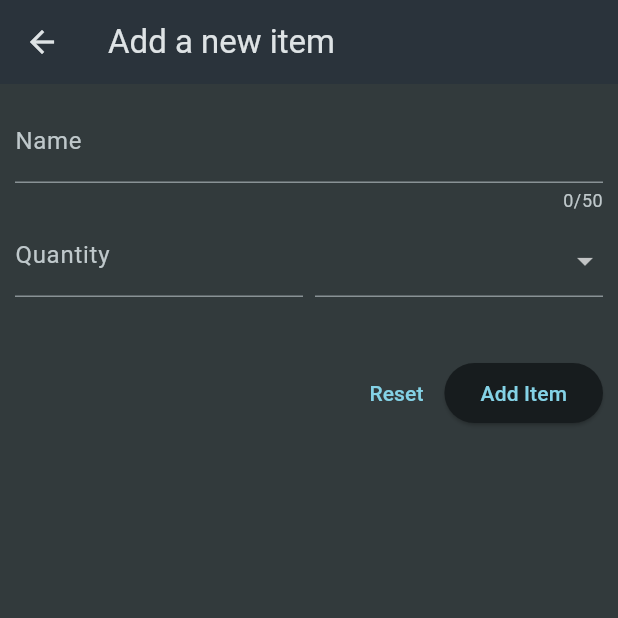
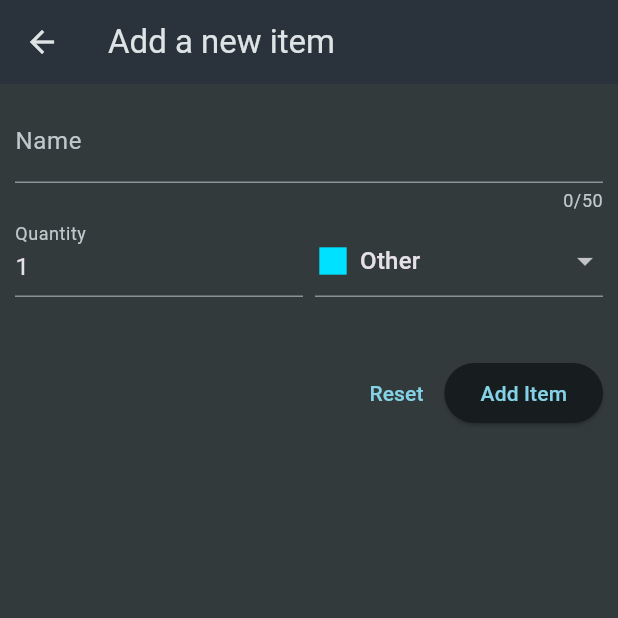
Before and after one commit to Houcine-O/shopping-list-app, a Flutter app: the screen it shows after launch, after a tap on the "add" icon, on a phone screen of 412 x 824 dp, the top half of it. Run offline on Flutter 3.47's test engine with Material 3 defaults, Android fonts, the phone set to English and light mode, and no system bars.

Commit message:
configured the form validation and dynamic list of items

```diff
--- a/lib/screens/main_screen.dart
+++ b/lib/screens/main_screen.dart
@@ -1,6 +1,6 @@
 import 'package:flutter/material.dart';
 
-import 'package:shopping_list_app/data/dummy_items.dart';
+import 'package:shopping_list_app/models/grocery_item.dart';
 import 'package:shopping_list_app/screens/new_item_screen.dart';
 import 'package:shopping_list_app/widgets/grocery_list_item.dart';
 
@@ -12,23 +12,43 @@ class MainScreen extends StatefulWidget {
 }
 
 class _MainScreenState extends State<MainScreen> {
+  final List<GroceryItem> _groceryItems = [];
+  void _addItemNavigation() async {
+    final newItem = await Navigator.of(context).push(
+      MaterialPageRoute(builder: (context) => const NewItemScreen()),
+    );
+
+    if (newItem == null) {
+      return;
+    } else {
+      setState(() {
+        _groceryItems.add(newItem);
+      });
+    }
+  }
+
   @override
   Widget build(BuildContext context) {
     return Scaffold(
       appBar: AppBar(
         title: const Text("Your Groceries"),
         actions: [
-          IconButton(
-              onPressed: () => Navigator.of(context).push(MaterialPageRoute(
-                  builder: (context) => const NewItemScreen())),
-              icon: const Icon(Icons.add))
+          IconButton(onPressed: _addItemNavigation, icon: const Icon(Icons.add))
         ],
       ),
-      body: ListView.builder(
-          itemCount: groceryItems.length,
-          itemBuilder: (_, index) {
-            return GroceryListItem(groceryListItem: groceryItems[index]);
-          }),
+      body: _groceryItems.isEmpty
+          ? const Center(
+              child: Text(
+              'No items for the moment',
+              style: TextStyle(
+                fontSize: 22,
+              ),
+            ))
+          : ListView.builder(
+              itemCount: _groceryItems.length,
+              itemBuilder: (_, index) {
+                return GroceryListItem(groceryListItem: _groceryItems[index]);
+              }),
     );
   }
 }
--- a/lib/screens/new_item_screen.dart
+++ b/lib/screens/new_item_screen.dart
@@ -1,6 +1,8 @@
 import 'package:flutter/material.dart';
 
 import 'package:shopping_list_app/data/categories.dart';
+import 'package:shopping_list_app/models/category_model.dart';
+import 'package:shopping_list_app/models/grocery_item.dart';
 
 class NewItemScreen extends StatefulWidget {
   const NewItemScreen({super.key});
@@ -10,6 +12,22 @@ class NewItemScreen extends StatefulWidget {
 }
 
 class _NewItemScreenState extends State<NewItemScreen> {
+  final _formKey = GlobalKey<FormState>();
+  var _enteredName = '';
+  var _enteredQty = 1;
+  var _selectedCategory = categories[Categories.other];
+
+  void _addItem() {
+    if (_formKey.currentState!.validate()) {
+      _formKey.currentState!.save();
+      Navigator.of(context).pop(GroceryItem(
+          id: DateTime.now().toString(),
+          name: _enteredName,
+          quantity: _enteredQty,
+          category: _selectedCategory!));
+    }
+  }
+
   @override
   Widget build(BuildContext context) {
     return Scaffold(
@@ -19,13 +37,22 @@ class _NewItemScreenState extends State<NewItemScreen> {
       body: Padding(
         padding: const EdgeInsets.all(10),
         child: Form(
+            key: _formKey,
             child: Column(
               children: [
                 TextFormField(
                   maxLength: 50,
                   decoration: const InputDecoration(label: Text('Name')),
                   validator: (value) {
-                return 'Demo...';
+                    if (value == null ||
+                        value.isEmpty ||
+                        value.trim().length <= 1) {
+                      return 'Must be between 2 and 50 characters';
+                    }
+                    return null;
+                  },
+                  onSaved: (value) {
+                    _enteredName = value!;
                   },
                 ),
                 Row(
@@ -33,14 +60,31 @@ class _NewItemScreenState extends State<NewItemScreen> {
                   children: [
                     Expanded(
                       child: TextFormField(
-                    decoration: const InputDecoration(label: Text('Quantity')),
+                        initialValue: _enteredQty.toString(),
+                        keyboardType: TextInputType.number,
+                        decoration:
+                            const InputDecoration(label: Text('Quantity')),
+                        validator: (value) {
+                          if (value == null ||
+                              value.isEmpty ||
+                              int.tryParse(value) == null ||
+                              int.tryParse(value)! <= 0) {
+                            return 'Must be a valid, positive number';
+                          }
+                          return null;
+                        },
+                        onSaved: (value) {
+                          _enteredQty = int.parse(value!);
+                        },
                       ),
                     ),
                     const SizedBox(
                       width: 8,
                     ),
                     Expanded(
-                  child: DropdownButtonFormField(items: [
+                      child: DropdownButtonFormField(
+                          value: _selectedCategory,
+                          items: [
                             for (final category in categories.entries)
                               DropdownMenuItem(
                                   value: category.value,
@@ -54,7 +98,12 @@ class _NewItemScreenState extends State<NewItemScreen> {
                                     ),
                                     Text(category.value.name)
                                   ]))
-                  ], onChanged: (value) {}),
+                          ],
+                          onChanged: (value) {
+                            setState(() {
+                              _selectedCategory = value!;
+                            });
+                          }),
                     )
                   ],
                 ),
@@ -64,8 +113,13 @@ class _NewItemScreenState extends State<NewItemScreen> {
                 Row(
                   mainAxisAlignment: MainAxisAlignment.end,
                   children: [
-                TextButton(onPressed: () {}, child: const Text('Reset')),
-                ElevatedButton(onPressed: () {}, child: const Text('Add Item'))
+                    TextButton(
+                        onPressed: () {
+                          _formKey.currentState!.reset();
+                        },
+                        child: const Text('Reset')),
+                    ElevatedButton(
+                        onPressed: _addItem, child: const Text('Add Item'))
                   ],
                 )
               ],
```
Also changed, not shown: lib/data/dummy_items.dart (deleted, +0 -21 lines). Lines whose indentation alone changed are shown as unchanged.
